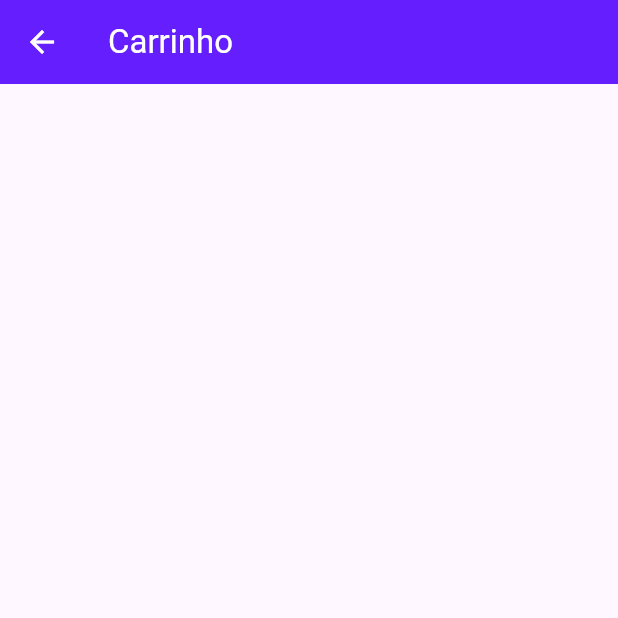
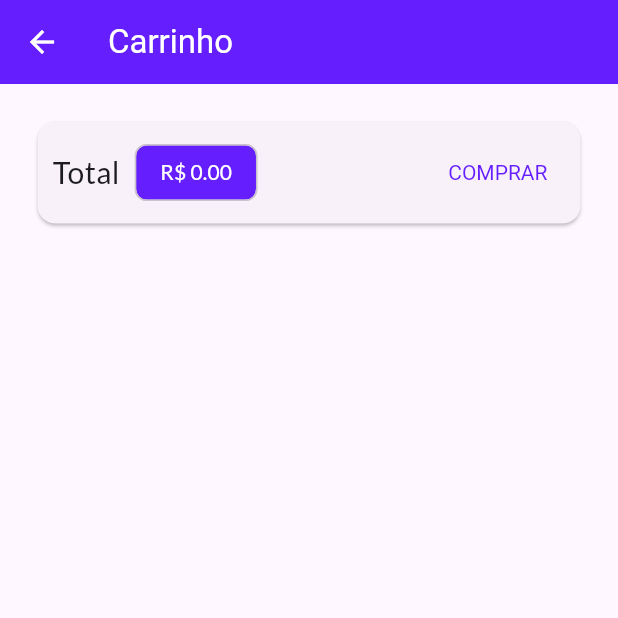
Before and after one commit to jhonatancassante/loja-flutter, a Flutter app: the TelaCarrinho screen opened by its route, on a phone screen of 412 x 824 dp, the top half of it. Run offline on Flutter 3.47's test engine with Material 2 defaults, Android fonts, the phone set to English and light mode, and no system bars; network calls fail.

Commit message:
Implementado TelaCarrinho

```diff
--- a/lib/screens/tela_carrinho.dart
+++ b/lib/screens/tela_carrinho.dart
@@ -1,14 +1,69 @@
 import 'package:flutter/material.dart';
+import 'package:loja_flutter/components/item_carrinho.dart';
+import 'package:loja_flutter/models/carrinho.dart';
+import 'package:provider/provider.dart';
 
 class TelaCarrinho extends StatelessWidget {
   const TelaCarrinho({super.key});
 
   @override
   Widget build(BuildContext context) {
+    final Carrinho carrinho = Provider.of(context);
+    final itens = carrinho.itens.values.toList();
+
     return Scaffold(
       appBar: AppBar(
         title: const Text('Carrinho'),
       ),
+      body: Column(
+        children: [
+          Card(
+            margin: const EdgeInsets.all(25),
+            child: Padding(
+              padding: const EdgeInsets.all(10),
+              child: Row(
+                mainAxisAlignment: MainAxisAlignment.spaceBetween,
+                children: [
+                  const Text(
+                    'Total',
+                    style: TextStyle(
+                      fontSize: 20,
+                    ),
+                  ),
+                  const SizedBox(
+                    width: 10,
+                  ),
+                  Chip(
+                    backgroundColor: Theme.of(context).colorScheme.primary,
+                    label: Text(
+                      'R\$ ${carrinho.total.toStringAsFixed(2)}',
+                      style: TextStyle(
+                        color: Theme.of(context).textTheme.titleLarge?.color,
+                      ),
+                    ),
+                  ),
+                  const Spacer(),
+                  TextButton(
+                    onPressed: () {},
+                    style: TextButton.styleFrom(
+                      textStyle: TextStyle(
+                        color: Theme.of(context).colorScheme.primary,
+                      ),
+                    ),
+                    child: const Text('COMPRAR'),
+                  ),
+                ],
+              ),
+            ),
+          ),
+          Expanded(
+            child: ListView.builder(
+              itemBuilder: (ctx, index) => ItemCarrinhoWidget(itens[index]),
+              itemCount: itens.length,
+            ),
+          ),
+        ],
+      ),
     );
   }
 }
```
